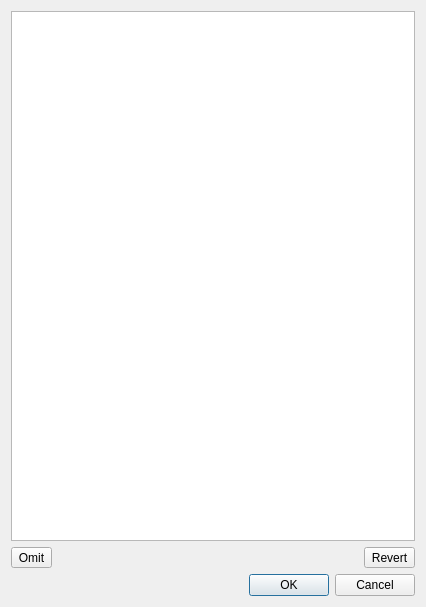
The window that irs/src/gui/wfipsdispatcheditdialog.ui (firelab/wfips) describes before a commit, drawn with Qt 5.
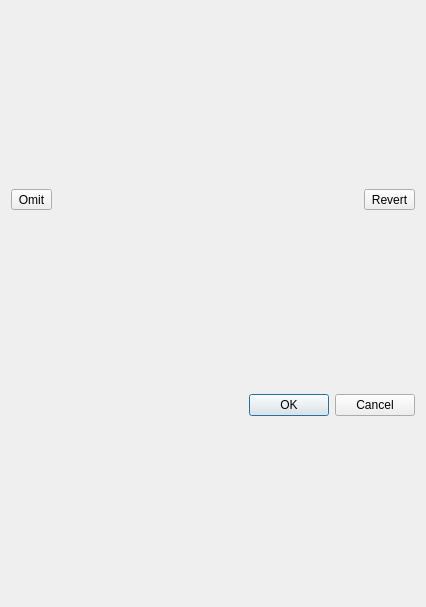
The same window after the commit.

Commit message: fix ordering issue in location list, and stub in double click/left click

```diff
--- a/irs/src/gui/wfipsdispatcheditdialog.ui
+++ b/irs/src/gui/wfipsdispatcheditdialog.ui
@@ -14,9 +14,6 @@
    <string>Included Dispatch Locations</string>
   </property>
   <layout class="QVBoxLayout" name="verticalLayout">
-   <item>
-    <widget class="QListView" name="listView"/>
-   </item>
    <item>
     <layout class="QHBoxLayout" name="horizontalLayout_2">
      <item>
```
The commit also changes 3 other files.
